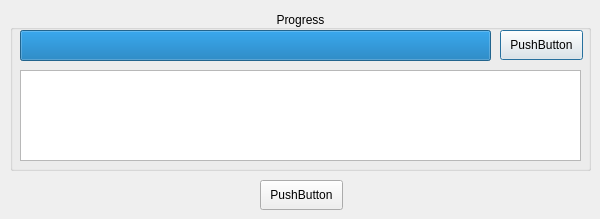
Above: qt4/progress.ui from ClownTEK/paso before the change. Below: the same form after it.
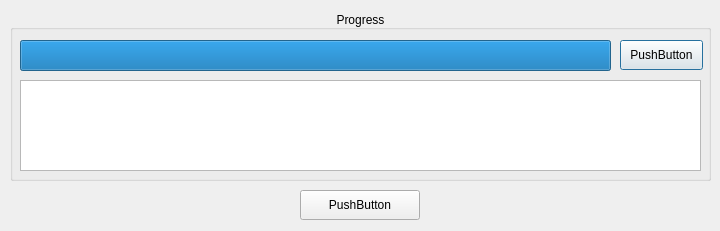
That is the form after the change.

Patch:
```diff
--- a/qt4/progress.ui
+++ b/qt4/progress.ui
@@ -6,8 +6,8 @@
    <rect>
     <x>0</x>
     <y>0</y>
-    <width>600</width>
-    <height>219</height>
+    <width>720</width>
+    <height>231</height>
    </rect>
   </property>
   <property name="windowTitle">
@@ -21,8 +21,8 @@
     <rect>
      <x>10</x>
      <y>10</y>
-     <width>581</width>
-     <height>161</height>
+     <width>701</width>
+     <height>171</height>
     </rect>
    </property>
    <property name="title">
@@ -38,8 +38,8 @@
     <property name="geometry">
      <rect>
       <x>10</x>
-      <y>20</y>
-      <width>471</width>
+      <y>30</y>
+      <width>591</width>
       <height>31</height>
      </rect>
     </property>
@@ -59,8 +59,8 @@
    <widget class="QPushButton" name="pushButton">
     <property name="geometry">
      <rect>
-      <x>490</x>
-      <y>20</y>
+      <x>610</x>
+      <y>30</y>
       <width>83</width>
       <height>30</height>
      </rect>
@@ -73,8 +73,8 @@
     <property name="geometry">
      <rect>
       <x>10</x>
-      <y>60</y>
-      <width>561</width>
+      <y>70</y>
+      <width>681</width>
       <height>91</height>
      </rect>
     </property>
@@ -92,9 +92,9 @@
   <widget class="QPushButton" name="pushButton_2">
    <property name="geometry">
     <rect>
-     <x>260</x>
-     <y>180</y>
-     <width>83</width>
+     <x>300</x>
+     <y>190</y>
+     <width>120</width>
      <height>30</height>
     </rect>
    </property>
```
